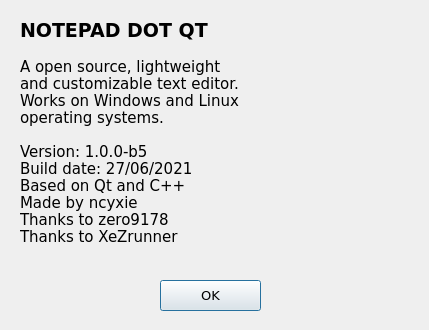
Before: the Qt Designer form aboutdialog.ui in ncyxie/Notepad-DOT-Qt, drawn with Qt 5.
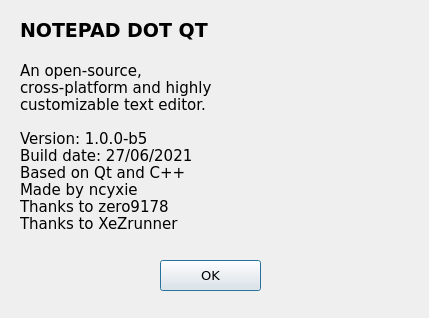
After: the same form once the commit is applied.

Commit message: Updated application slogan

Patch:
```diff
--- a/aboutdialog.ui
+++ b/aboutdialog.ui
@@ -7,7 +7,7 @@
     <x>0</x>
     <y>0</y>
     <width>429</width>
-    <height>330</height>
+    <height>318</height>
    </rect>
   </property>
   <property name="windowTitle">
@@ -38,9 +38,9 @@
    <property name="geometry">
     <rect>
      <x>20</x>
-     <y>50</y>
+     <y>60</y>
      <width>241</width>
-     <height>221</height>
+     <height>191</height>
     </rect>
    </property>
    <property name="font">
@@ -53,10 +53,9 @@
     </font>
    </property>
    <property name="text">
-    <string>A open source, lightweight
-and customizable text editor.
-Works on Windows and Linux
-operating systems.
+    <string>An open-source,
+cross-platform and highly
+customizable text editor.
 
 Version: 1.0.0-b5
 Build date: 27/06/2021
@@ -84,7 +83,7 @@
    <property name="geometry">
     <rect>
      <x>160</x>
-     <y>280</y>
+     <y>260</y>
      <width>101</width>
      <height>31</height>
     </rect>
```
The commit also changes 1 other file.
